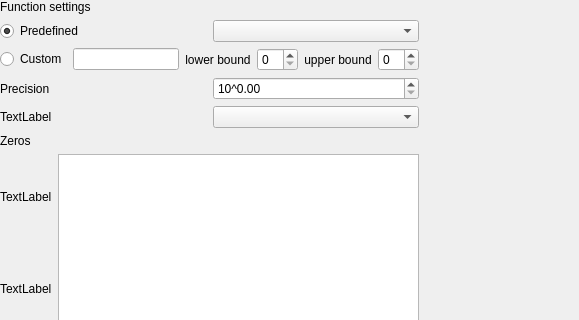
Qt form src/mainwindow.ui (AntonC9018/uni-cnmo) before a commit; both pictures show x 0 to 579 and y 0 to 320 of the 800 by 600 pixel window.
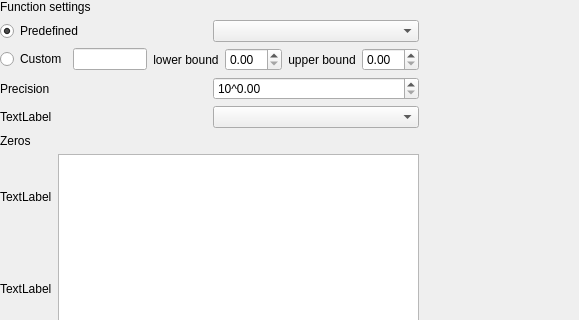
The same form after that commit.

Commit message: upper and lower bounds

What changed in the file:
```diff
--- a/src/mainwindow.ui
+++ b/src/mainwindow.ui
@@ -76,7 +76,7 @@
           </widget>
          </item>
          <item>
-          <widget class="QSpinBox" name="function-lower-spinbox"/>
+          <widget class="QDoubleSpinBox" name="function-lower-spinbox"/>
          </item>
          <item>
           <widget class="QLabel" name="function-upper-label">
@@ -89,7 +89,7 @@
           </widget>
          </item>
          <item>
-          <widget class="QSpinBox" name="function-upper-spinbox"/>
+          <widget class="QDoubleSpinBox" name="function-upper-spinbox"/>
          </item>
         </layout>
        </item>
```
The commit also changes 2 other files.
